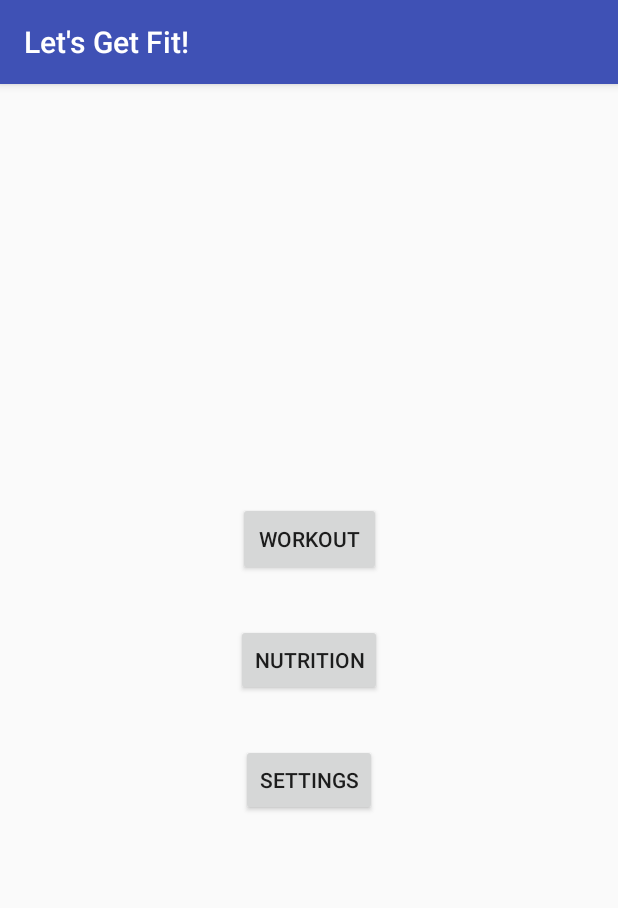
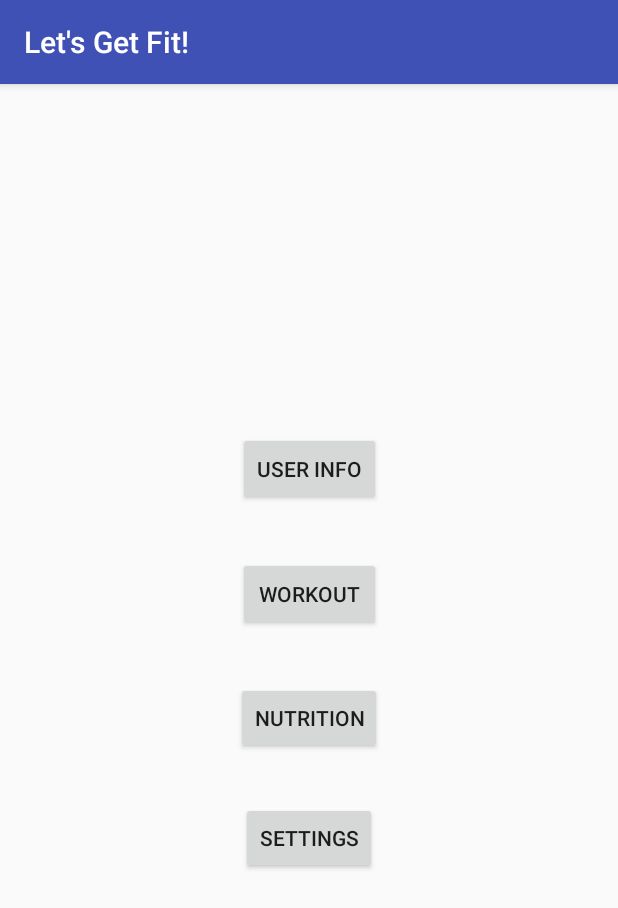
Before and after one commit to koffiyao/LetsGetFit-, an Android app: the screen it shows after launch (MainActivity), on a phone screen of 412 x 824 dp. Shown: the top 908 px of the screen. Run offline under Robolectric (Android 15) with nearby library versions, the phone set to English and light mode, and no system bars.

Commit message:
Created User Info page. Currently does not open User Info page after clicking on User Info button.

```diff
--- a/app/src/main/java/com/ykeocorp/letsgetfit/MainActivity.java
+++ b/app/src/main/java/com/ykeocorp/letsgetfit/MainActivity.java
@@ -27,4 +27,10 @@ public class MainActivity extends AppCompatActivity {
         Intent intent = new Intent(this, NutritionActivity.class);
         startActivity(intent);
     }
+
+    /** Open User Info **/
+    public void openUserInfo(View view) {
+        Intent intent = new Intent(this, UserInfoActivity.class);
+        startActivity(intent);
+    }
 }
--- a/app/src/main/res/layout/activity_main.xml
+++ b/app/src/main/res/layout/activity_main.xml
@@ -7,42 +7,58 @@
     tools:context="com.ykeocorp.letsgetfit.MainActivity">
 
     <Button
+        android:id="@+id/button2"
+        android:layout_width="95dp"
+        android:layout_height="49dp"
+        android:layout_marginBottom="34dp"
+        android:layout_marginLeft="16dp"
+        android:layout_marginRight="16dp"
+        android:onClick="openUserInfo"
+        android:text="User Info"
+        app:layout_constraintBottom_toTopOf="@+id/button3"
+        app:layout_constraintHorizontal_bias="0.501"
+        app:layout_constraintLeft_toLeftOf="parent"
+        app:layout_constraintRight_toRightOf="parent" />
+
+    <Button
         android:id="@+id/button3"
         android:layout_width="95dp"
         android:layout_height="49dp"
-        android:layout_marginBottom="32dp"
+        android:layout_marginBottom="34dp"
+        android:layout_marginLeft="16dp"
+        android:layout_marginRight="16dp"
         android:onClick="openWorkout"
         android:text="@string/button_workout"
         app:layout_constraintBottom_toTopOf="@+id/button4"
-        android:layout_marginRight="16dp"
-        app:layout_constraintRight_toRightOf="parent"
-        android:layout_marginLeft="16dp"
-        app:layout_constraintLeft_toLeftOf="parent" />
+        app:layout_constraintHorizontal_bias="0.501"
+        app:layout_constraintLeft_toLeftOf="parent"
+        app:layout_constraintRight_toRightOf="parent" />
 
     <Button
         android:id="@+id/button4"
         android:layout_width="wrap_content"
         android:layout_height="wrap_content"
+        android:layout_marginBottom="16dp"
+        android:layout_marginLeft="16dp"
+        android:layout_marginRight="16dp"
+        android:layout_marginTop="16dp"
         android:onClick="openNutrition"
         android:text="@string/button_nutrition"
-        android:layout_marginRight="16dp"
+        app:layout_constraintBottom_toBottomOf="parent"
+        app:layout_constraintLeft_toLeftOf="parent"
         app:layout_constraintRight_toRightOf="parent"
-        android:layout_marginLeft="16dp"
-        app:layout_constraintLeft_toLeftOf="parent"
         app:layout_constraintTop_toTopOf="parent"
-        android:layout_marginTop="16dp"
-        app:layout_constraintBottom_toBottomOf="parent"
-        android:layout_marginBottom="16dp" />
+        app:layout_constraintVertical_bias="0.556" />
 
     <Button
         android:id="@+id/button5"
         android:layout_width="wrap_content"
         android:layout_height="0dp"
+        android:layout_marginLeft="16dp"
+        android:layout_marginRight="16dp"
         android:layout_marginTop="32dp"
         android:text="@string/button_settings"
-        app:layout_constraintTop_toBottomOf="@+id/button4"
-        android:layout_marginRight="16dp"
+        app:layout_constraintLeft_toLeftOf="parent"
         app:layout_constraintRight_toRightOf="parent"
-        android:layout_marginLeft="16dp"
-        app:layout_constraintLeft_toLeftOf="parent" />
+        app:layout_constraintTop_toBottomOf="@+id/button4" />
 </android.support.constraint.ConstraintLayout>
```
Also changed, not shown: app/src/main/java/com/ykeocorp/letsgetfit/UserInfoActivity.java (added, +16 -0 lines), app/src/main/res/layout/activity_userinfo.xml (added, +16 -0 lines).
